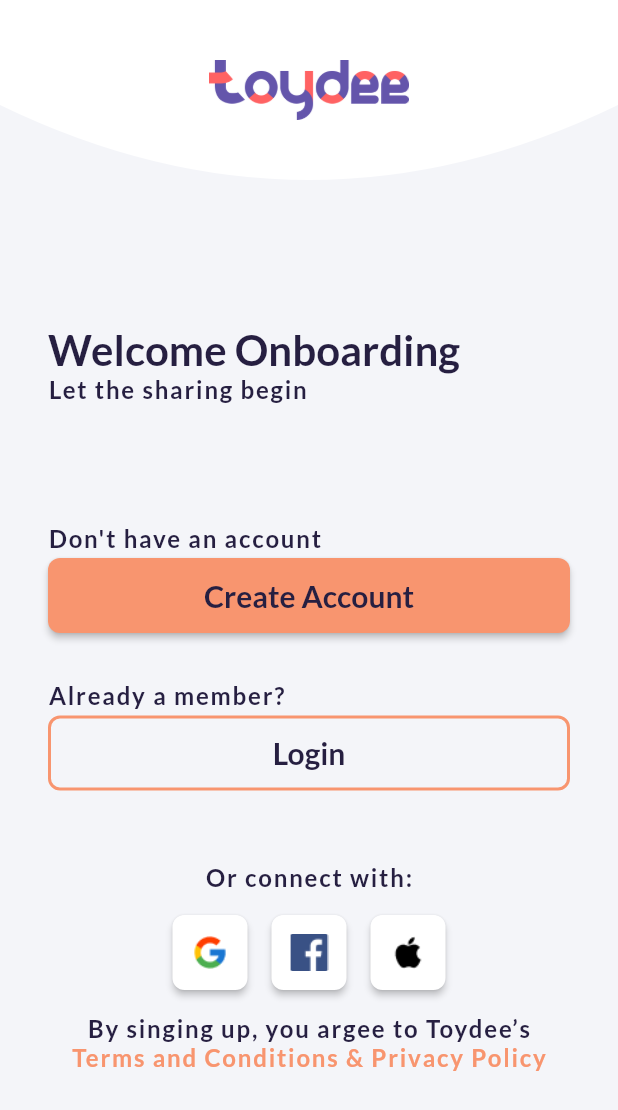
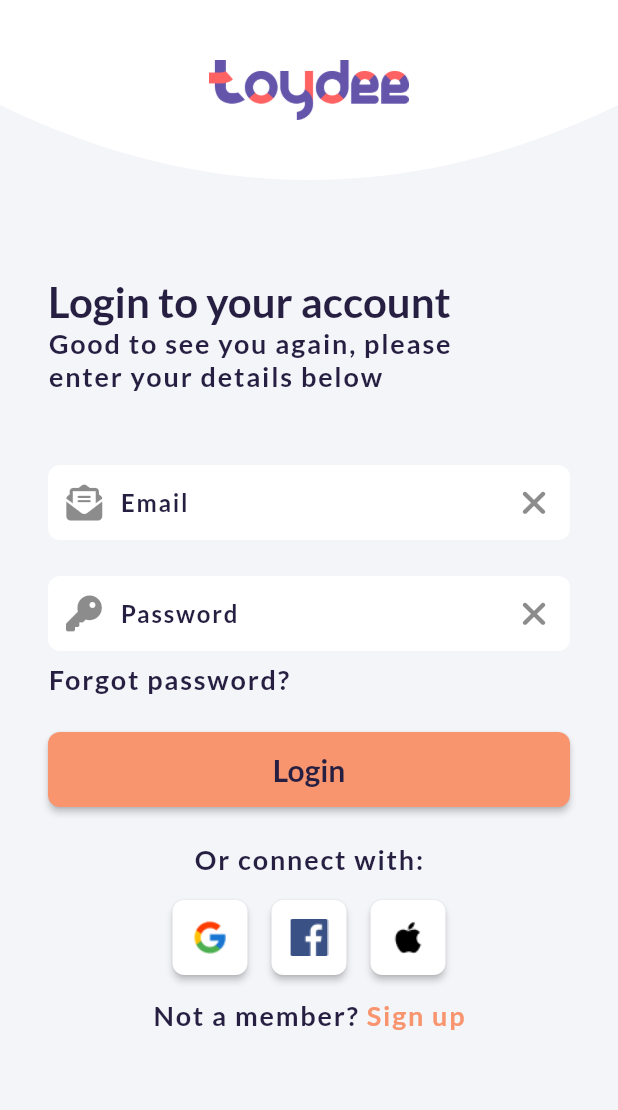
Before and after one commit to phatndt/toy_exchange_application_toydee, a Flutter app: the screen it shows after launch, on a phone screen of 412 x 824 dp. Shown: the top 1110 px of the screen. Run offline on Flutter 3.47's test engine with Material 2 defaults, Android fonts, the light colour scheme and no system bars; our stand-ins replace flutter_riverpod, font_awesome_flutter.

Commit message:
add login screen + text field

```diff
--- a/lib/core/routing/app_router.dart
+++ b/lib/core/routing/app_router.dart
@@ -3,6 +3,7 @@ import 'package:toy_exchange_application_toydee/core/routing/navigation_transiti
 import 'package:toy_exchange_application_toydee/core/routing/route_paths.dart';
 import 'package:toy_exchange_application_toydee/core/screens/onboarding/onboarding1.dart';
 import 'package:toy_exchange_application_toydee/modules/authentication/screens/login_screen.dart';
+import 'package:toy_exchange_application_toydee/modules/authentication/screens/welcome_screen.dart';
 
 import '../../modules/home/screens/home_screen.dart';
 import '../../modules/main_screen.dart';
@@ -96,6 +97,12 @@ class AppRouter {
           settings: settings,
         );
 
+      case RoutePaths.welcome:
+        return MaterialPageRoute(
+          builder: (_) => const WelcomeScreen(),
+          settings: settings,
+        );
+
       //Map
       // case RoutePaths.map:
       //   return MaterialPageRoute(
--- a/lib/core/routing/route_paths.dart
+++ b/lib/core/routing/route_paths.dart
@@ -12,4 +12,5 @@ class RoutePaths {
   static const onboarding2 = '/onboarding2';
   static const onboarding3 = '/onboarding3';
   static const login = '/login';
+  static const welcome = '/welcome';
 }
--- a/lib/core/styles/styles.dart
+++ b/lib/core/styles/styles.dart
@@ -4,6 +4,7 @@ class S {
   static final colors = _Colors();
   static final textStyles = _TextStyles();
   static final dimens = _Dimens();
+  static final inputBorders = _InputBorders();
 
   static final TextStyle h2 = TextStyle(
     fontFamily: 'Lato',
@@ -63,8 +64,9 @@ class _TextStyles {
   final titleHeavy = TextStyle(
     fontFamily: 'Lato',
     fontSize: 18,
-    fontWeight: FontWeight.w300,
+    fontWeight: FontWeight.w600,
     color: S.colors.textColor_1,
+    letterSpacing: 1.2,
   );
   final titleLight = TextStyle(
     fontFamily: 'Lato',
@@ -72,6 +74,7 @@ class _TextStyles {
     fontWeight: FontWeight.w600,
     color: S.colors.textColor_1,
     letterSpacing: 1.2,
+    textBaseline: TextBaseline.alphabetic,
   );
 
   final nav = TextStyle(
@@ -95,6 +98,14 @@ class _TextStyles {
     color: S.colors.primary,
     letterSpacing: 1.2,
   );
+
+  final titleHeavyPrimary = TextStyle(
+    fontFamily: 'Lato',
+    fontSize: 18,
+    fontWeight: FontWeight.w600,
+    color: S.colors.primary,
+    letterSpacing: 1.2,
+  );
 }
 
 class _Dimens {
@@ -113,3 +124,29 @@ class _Dimens {
 
   final defaultBorderRadius = 8.0;
 }
+
+class _InputBorders {
+  final inputBorderStyle = OutlineInputBorder(
+    borderRadius:
+        BorderRadius.all(Radius.circular(S.dimens.defaultBorderRadius)),
+    borderSide: BorderSide.none,
+  );
+
+  final inputFocusedBorderStyle = OutlineInputBorder(
+    borderRadius:
+        BorderRadius.all(Radius.circular(S.dimens.defaultBorderRadius)),
+    borderSide: BorderSide(color: S.colors.primary, width: 2),
+  );
+
+  final inputFocusedErrorBorderStyle = OutlineInputBorder(
+    borderRadius:
+        BorderRadius.all(Radius.circular(S.dimens.defaultBorderRadius)),
+    borderSide: BorderSide(color: Colors.red[400]!, width: 2),
+  );
+
+  final inputErrorBorderStyle = OutlineInputBorder(
+    borderRadius:
+        BorderRadius.all(Radius.circular(S.dimens.defaultBorderRadius)),
+    borderSide: BorderSide.none,
+  );
+}
--- a/lib/core/styles/text.dart
+++ b/lib/core/styles/text.dart
@@ -24,4 +24,13 @@ class T {
 
   static const wcTerm_1 = "By singing up, you argee to Toydee’s";
   static const wcTerm_2 = "Terms and Conditions & Privacy Policy";
+
+  //login
+  static const loginTitle_1 = "Login to your account";
+  static const loginTitle_2 =
+      "Good to see you again, please enter your details below";
+  static const loginForgotPassword = "Forgot password?";
+  static const login = "Login";
+  static const loginNotMember = "Not a member?";
+  static const loginSignUp = " Sign up";
 }
--- /dev/null
+++ b/lib/core/widgets/custom_shape.dart
@@ -0,0 +1,22 @@
+
+import 'package:flutter/material.dart';
+
+class CustomShape extends CustomClipper<Path> {
+  @override
+  getClip(Size size) {
+    double height = size.height + 50;
+    double width = size.width;
+    var path = Path();
+    path.lineTo(0, height - 100);
+    path.quadraticBezierTo(width / 2, height, width, height - 100);
+    path.lineTo(width, 0);
+    path.close();
+
+    return path;
+  }
+
+  @override
+  bool shouldReclip(CustomClipper oldClipper) {
+    return true;
+  }
+}
--- /dev/null
+++ b/lib/core/widgets/custom_text_form_field.dart
@@ -0,0 +1,61 @@
+
+import 'package:flutter/material.dart';
+
+import '../styles/styles.dart';
+
+class CustomTextFormField extends StatelessWidget {
+  const CustomTextFormField({
+    Key? key,
+    required this.hintText,
+    this.prefixIconData,
+    this.suffixIconData,
+    required this.obscureText,
+    this.onChanged,
+    this.validator,
+    this.onFieldSubmitted,
+    required this.inputType,
+    required this.controller,
+    this.focusNode,
+  }) : super(key: key);
+
+  final FocusNode? focusNode;
+  final String hintText;
+  final Widget? prefixIconData;
+  final Widget? suffixIconData;
+  final bool obscureText;
+  final Function(String value)? onChanged;
+  final String? Function(String? value)? validator;
+  final Function(String? value)? onFieldSubmitted;
+  final TextInputType inputType;
+  final TextEditingController controller;
+
+  @override
+  Widget build(BuildContext context) {
+    return SizedBox(
+      height: 50,
+      child: TextFormField(
+        focusNode: focusNode,
+        controller: controller,
+        autovalidateMode: AutovalidateMode.onUserInteraction,
+        onFieldSubmitted: onFieldSubmitted,
+        keyboardType: inputType,
+        onChanged: onChanged,
+        validator: validator,
+        obscureText: obscureText,
+        style: S.textStyles.titleHeavy,
+        decoration: InputDecoration(
+          hintStyle: S.textStyles.titleLight,
+          hintText: hintText,
+          enabledBorder: S.inputBorders.inputBorderStyle,
+          filled: true,
+          fillColor: S.colors.background_2,
+          focusedBorder: S.inputBorders.inputFocusedBorderStyle,
+          focusedErrorBorder: S.inputBorders.inputFocusedErrorBorderStyle,
+          errorBorder: S.inputBorders.inputErrorBorderStyle,
+          prefixIcon: prefixIconData,
+          suffixIcon: suffixIconData,
+        ),
+      ),
+    );
+  }
+}
--- a/lib/main.dart
+++ b/lib/main.dart
@@ -4,6 +4,7 @@ import 'package:flutter_riverpod/flutter_riverpod.dart';
 import 'core/routing/app_router.dart';
 import 'core/routing/navigation_service.dart';
 import 'core/routing/route_paths.dart';
+import 'core/styles/styles.dart';
 
 void main() {
   runApp(const ProviderScope(child: Toydee()));
@@ -15,6 +16,11 @@ class Toydee extends StatelessWidget {
   @override
   Widget build(BuildContext context) {
     return MaterialApp(
+      theme: ThemeData(
+        colorScheme: ColorScheme.fromSwatch().copyWith(
+          primary: S.colors.primary,
+        ),
+      ),
       navigatorKey: NavigationService.navigationKey,
       debugShowCheckedModeBanner: false,
       initialRoute: RoutePaths.login,
--- a/lib/modules/authentication/screens/login_screen.dart
+++ b/lib/modules/authentication/screens/login_screen.dart
@@ -1,5 +1,7 @@
 import 'package:flutter/material.dart';
+import 'package:font_awesome_flutter/font_awesome_flutter.dart';
 import 'package:toy_exchange_application_toydee/core/routing/navigation_service.dart';
+import 'package:toy_exchange_application_toydee/core/widgets/custom_shape.dart';
 import 'package:toy_exchange_application_toydee/core/widgets/custom_text_elevated_button.dart';
 import 'package:toy_exchange_application_toydee/core/widgets/custom_text_outline_button.dart';
 import 'package:toy_exchange_application_toydee/modules/authentication/components/another_login_button.dart';
@@ -7,16 +9,20 @@ import 'package:toy_exchange_application_toydee/modules/authentication/component
 import '../../../core/styles/resources.dart';
 import '../../../core/styles/styles.dart';
 import '../../../core/styles/text.dart';
+import '../../../core/widgets/custom_text_form_field.dart';
 
 class LoginScreen extends StatelessWidget {
   const LoginScreen({Key? key}) : super(key: key);
 
   @override
   Widget build(BuildContext context) {
+    final passwordFocus = FocusNode();
+    TextEditingController e = TextEditingController();
     return SafeArea(
       child: Scaffold(
         backgroundColor: S.colors.background_1,
-        body: Column(
+        body: SingleChildScrollView(
+          child: Column(
             crossAxisAlignment: CrossAxisAlignment.stretch,
             children: [
               Container(
@@ -44,54 +50,82 @@ class LoginScreen extends StatelessWidget {
                   crossAxisAlignment: CrossAxisAlignment.start,
                   children: [
                     SizedBox(
-                    height: S.dimens.defaultPadding_100,
+                      height: S.dimens.defaultPadding_64,
                     ),
                     Text(
-                    T.wcOnboarding,
+                      T.loginTitle_1,
                       style: S.textStyles.h3,
                     ),
-                  Text(
-                    T.wcBegin,
-                    style: S.textStyles.titleLight,
+                    ConstrainedBox(
+                      constraints: const BoxConstraints(maxWidth: 300),
+                      child: Text(
+                        T.loginTitle_2,
+                        style: S.textStyles.titleHeavy,
+                      ),
                     ),
                     SizedBox(
-                    height: S.dimens.defaultPadding_80,
+                      height: S.dimens.defaultPadding_48,
+                    ),
+                    CustomTextFormField(
+                      hintText: "Email",
+                      prefixIconData:
+                          const Icon(FontAwesomeIcons.envelopeOpenText),
+                      suffixIconData: GestureDetector(
+                        onTap: () {},
+                        child: const Icon(FontAwesomeIcons.xmark),
+                      ),
+                      obscureText: true,
+                      onChanged: (value) {},
+                      validator: (value) {},
+                      onFieldSubmitted: (value) {
+                        passwordFocus.requestFocus();
+                      },
+                      inputType: TextInputType.emailAddress,
+                      controller: e,
+                    ),
+                    SizedBox(
+                      height: S.dimens.defaultPadding_24,
+                    ),
+                    CustomTextFormField(
+                      hintText: "Password",
+                      prefixIconData: const Icon(FontAwesomeIcons.key),
+                      suffixIconData: GestureDetector(
+                        onTap: () {},
+                        child: const Icon(FontAwesomeIcons.xmark),
+                      ),
+                      obscureText: true,
+                      onChanged: (value) {
+                        print("");
+                      },
+                      validator: (value) {},
+                      onFieldSubmitted: (value) {},
+                      inputType: TextInputType.emailAddress,
+                      controller: e,
+                      focusNode: passwordFocus,
+                    ),
+                    SizedBox(
+                      height: S.dimens.defaultPadding_8,
                     ),
                     Text(
-                    T.wcDontHaveAnAccout,
-                    style: S.textStyles.titleLight,
+                      T.loginForgotPassword,
+                      style: S.textStyles.titleHeavy,
                     ),
                     SizedBox(
-                    height: S.dimens.defaultPadding_4,
+                      height: S.dimens.defaultPadding_24,
                     ),
                     CustomButton(
-                    text: T.wcCreateAccount,
+                      text: T.login,
                       onPressed: () {},
                       width: MediaQuery.of(context).size.width,
                     ),
                     SizedBox(
-                    height: S.dimens.defaultPadding_32,
-                  ),
-                  Text(
-                    T.wcAlreadyAMember,
-                    style: S.textStyles.titleLight,
-                  ),
-                  SizedBox(
-                    height: S.dimens.defaultPadding_4,
-                  ),
-                  CustomTextOuntlineButton(
-                    text: T.wcLogin,
-                    onPressed: () {},
-                    width: MediaQuery.of(context).size.width,
-                  ),
-                  SizedBox(
-                    height: S.dimens.defaultPadding_48,
+                      height: S.dimens.defaultPadding_24,
                     ),
                     Align(
                       alignment: Alignment.center,
                       child: Text(
                         T.wcOrConnectWith,
-                      style: S.textStyles.titleLight,
+                        style: S.textStyles.titleHeavy,
                       ),
                     ),
                     SizedBox(
@@ -123,22 +157,18 @@ class LoginScreen extends StatelessWidget {
                     SizedBox(
                       height: S.dimens.defaultPadding_16,
                     ),
-                  Align(
-                    alignment: Alignment.center,
-                    child: Text(
-                      T.wcTerm_1,
-                      style: S.textStyles.titleLight,
-                    ),
-                  ),
-                  Align(
-                    alignment: Alignment.center,
-                    child: InkWell(
+                    Row(
+                      mainAxisAlignment: MainAxisAlignment.center,
+                      children: [
+                        Text(T.loginNotMember, style: S.textStyles.titleHeavy),
+                        InkWell(
                           onTap: () {},
                           child: Text(
-                        T.wcTerm_2,
-                        style: S.textStyles.titleLightPrimary,
+                            T.loginSignUp,
+                            style: S.textStyles.titleHeavyPrimary,
                           ),
-                    ),
+                        )
+                      ],
                     ),
                   ],
                 ),
@@ -146,26 +176,7 @@ class LoginScreen extends StatelessWidget {
             ],
           ),
         ),
+      ),
     );
   }
 }
-
-class CustomShape extends CustomClipper<Path> {
-  @override
-  getClip(Size size) {
-    double height = size.height + 50;
-    double width = size.width;
-    var path = Path();
-    path.lineTo(0, height - 100);
-    path.quadraticBezierTo(width / 2, height, width, height - 100);
-    path.lineTo(width, 0);
-    path.close();
-
-    return path;
-  }
-
-  @override
-  bool shouldReclip(CustomClipper oldClipper) {
-    return true;
-  }
-}
```
Also changed, not shown: lib/modules/authentication/screens/welcome_screen.dart (added, +152 -0 lines). Lines whose indentation alone changed are shown as unchanged.
